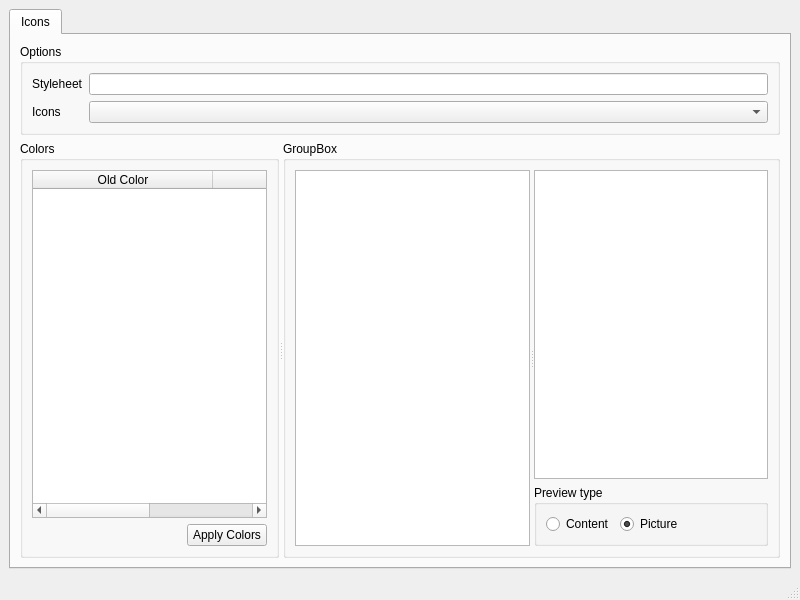
Old version of the form Builds/icons-explorer/mainwindow.ui in the repository jagannatharjun/qbt-theme.
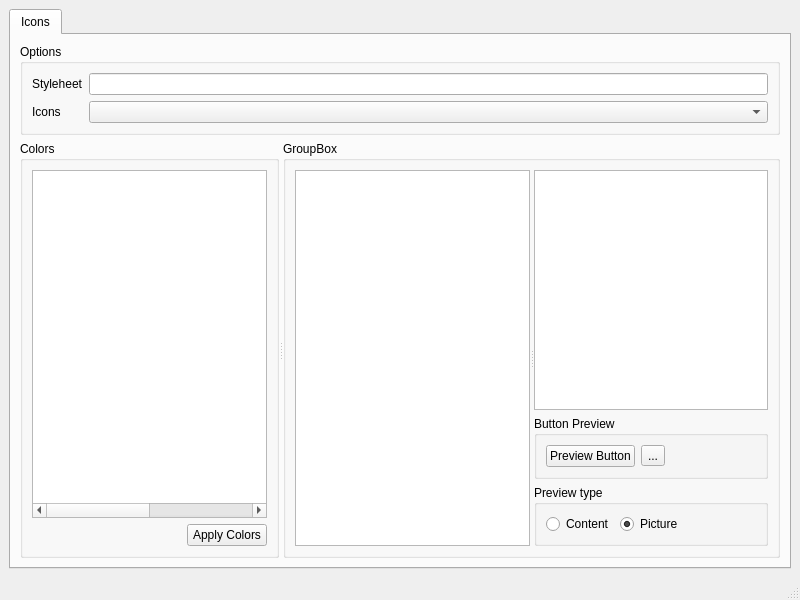
New version of the form. Custom widgets are drawn as their Qt base class.

Commit message: icon loader updates

Diff of the .ui file:
```diff
--- a/Builds/icons-explorer/mainwindow.ui
+++ b/Builds/icons-explorer/mainwindow.ui
@@ -82,7 +82,7 @@
             <item>
              <widget class="QTableWidget" name="colorTable">
               <attribute name="horizontalHeaderVisible">
-               <bool>true</bool>
+               <bool>false</bool>
               </attribute>
               <attribute name="horizontalHeaderDefaultSectionSize">
                <number>180</number>
@@ -144,6 +144,42 @@
                 <item>
                  <widget class="QTextBrowser" name="contentView"/>
                 </item>
+                <item>
+                 <widget class="QGroupBox" name="groupBox_2">
+                  <property name="title">
+                   <string>Button Preview</string>
+                  </property>
+                  <layout class="QHBoxLayout" name="horizontalLayout">
+                   <item>
+                    <widget class="QPushButton" name="previewButton">
+                     <property name="text">
+                      <string>Preview Button</string>
+                     </property>
+                    </widget>
+                   </item>
+                   <item>
+                    <widget class="QToolButton" name="previewToolButton">
+                     <property name="text">
+                      <string>...</string>
+                     </property>
+                    </widget>
+                   </item>
+                   <item>
+                    <spacer name="horizontalSpacer_3">
+                     <property name="orientation">
+                      <enum>Qt::Horizontal</enum>
+                     </property>
+                     <property name="sizeHint" stdset="0">
+                      <size>
+                       <width>40</width>
+                       <height>20</height>
+                      </size>
+                     </property>
+                    </spacer>
+                   </item>
+                  </layout>
+                 </widget>
+                </item>
                 <item>
                  <widget class="QGroupBox" name="groupBox">
                   <property name="title">
```
The commit also changes 2 other files.
